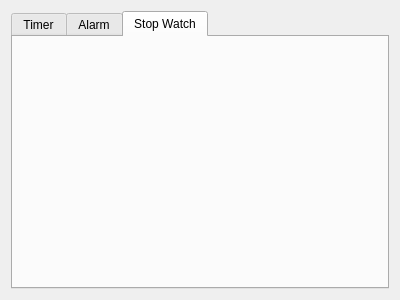
First picture: the form in IniNamaAplikasiNotepad/Ini_Nama_Aplikasi_Notepad/timer.ui, repository fernandezlee942-sys/Ini-Nama-Aplikasi-Notepad, before the edit.
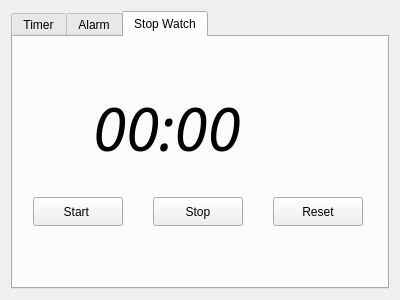
Second picture: the form after the edit. The open tabs and pages were chosen to show the change.

Diff of the .ui file:
```diff
--- a/IniNamaAplikasiNotepad/Ini_Nama_Aplikasi_Notepad/timer.ui
+++ b/IniNamaAplikasiNotepad/Ini_Nama_Aplikasi_Notepad/timer.ui
@@ -27,7 +27,10 @@
   </property>
   <layout class="QVBoxLayout" name="verticalLayout">
    <item>
-    <widget class="QTabWidget" name="tabWidget">
+    <widget class="QTabWidget" name="btnTimer">
+     <property name="enabled">
+      <bool>true</bool>
+     </property>
      <property name="currentIndex">
       <number>0</number>
      </property>
@@ -48,6 +51,69 @@
       <attribute name="title">
        <string>Stop Watch</string>
       </attribute>
+      <widget class="QLabel" name="labelStopwatch">
+       <property name="geometry">
+        <rect>
+         <x>80</x>
+         <y>40</y>
+         <width>251</width>
+         <height>101</height>
+        </rect>
+       </property>
+       <property name="font">
+        <font>
+         <family>Imprint MT Shadow</family>
+         <pointsize>45</pointsize>
+         <italic>true</italic>
+         <bold>false</bold>
+         <underline>false</underline>
+         <strikeout>false</strikeout>
+         <kerning>true</kerning>
+        </font>
+       </property>
+       <property name="text">
+        <string>00:00</string>
+       </property>
+      </widget>
+      <widget class="QPushButton" name="btnStart">
+       <property name="geometry">
+        <rect>
+         <x>20</x>
+         <y>160</y>
+         <width>90</width>
+         <height>29</height>
+        </rect>
+       </property>
+       <property name="text">
+        <string>Start </string>
+       </property>
+      </widget>
+      <widget class="QPushButton" name="btnStop">
+       <property name="geometry">
+        <rect>
+         <x>140</x>
+         <y>160</y>
+         <width>90</width>
+         <height>29</height>
+        </rect>
+       </property>
+       <property name="text">
+        <string>Stop</string>
+       </property>
+      </widget>
+      <widget class="QPushButton" name="btnReset">
+       <property name="geometry">
+        <rect>
+         <x>260</x>
+         <y>160</y>
+         <width>90</width>
+         <height>29</height>
+        </rect>
+       </property>
+       <property name="text">
+        <string>Reset</string>
+       </property>
+      </widget>
      </widget>
     </widget>
    </item>
```
Left out of the diff: 2 changed lines with no effect on the pictures.
